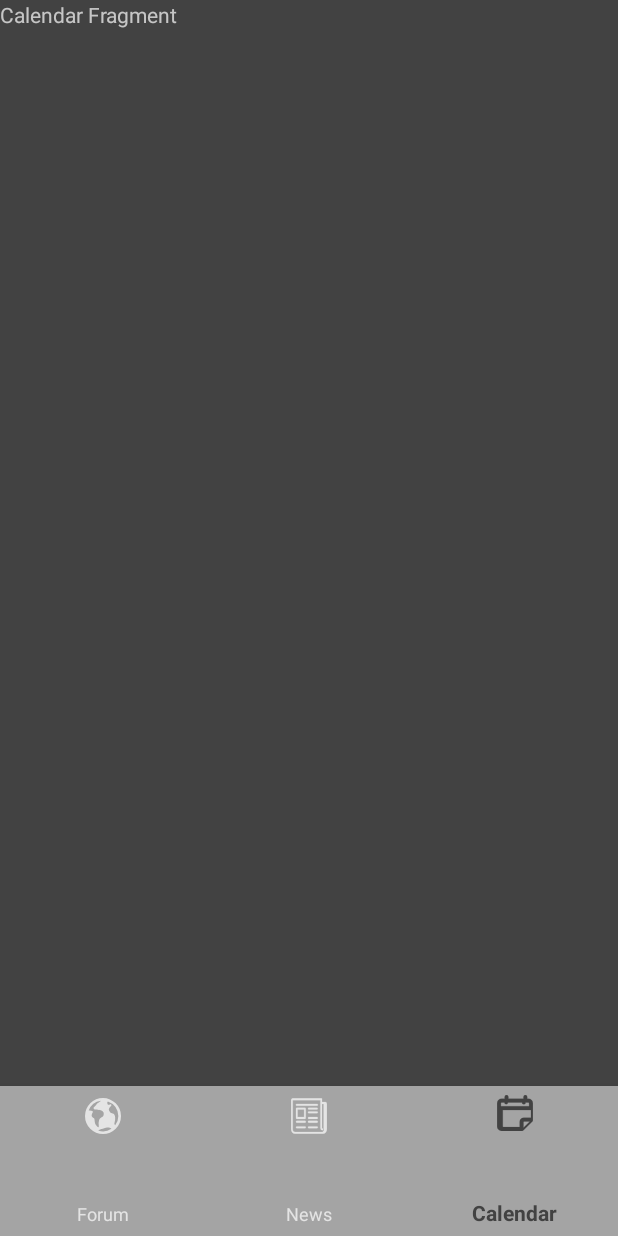
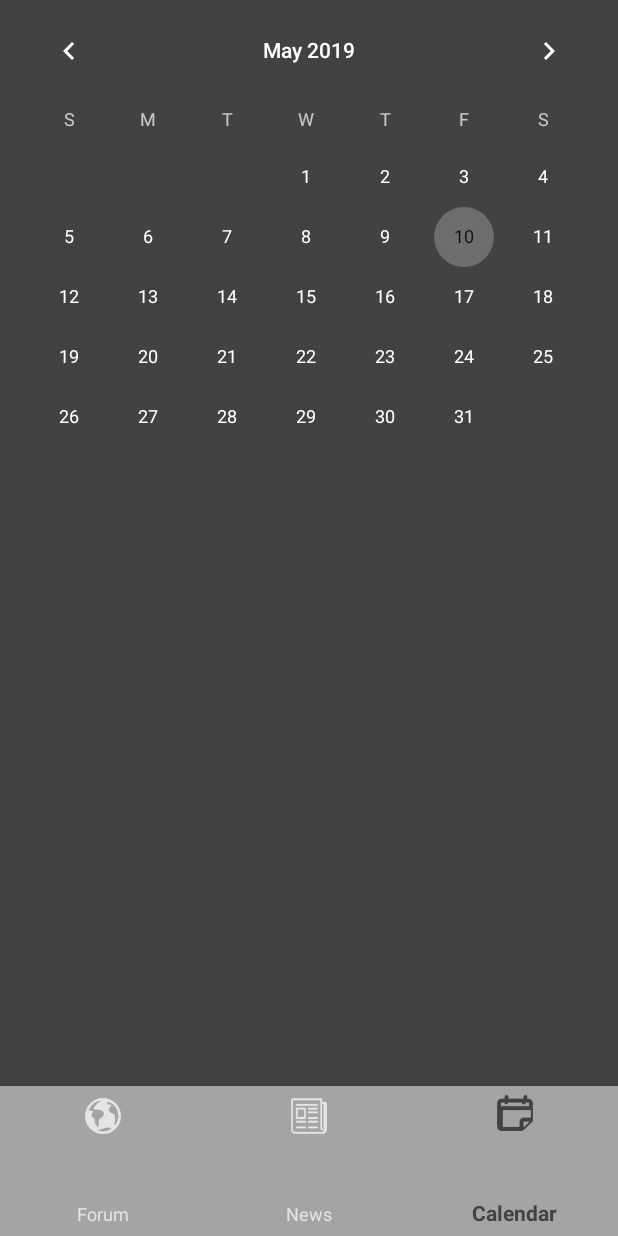
Before and after one commit to Floatjitsu/S-APP, an Android app: the screen it shows after launch once a user with an empty profile is signed in (MainActivity), item 3 of the bottom bar chosen, on a phone screen of 412 x 824 dp. Run offline under Robolectric (Android 15) with nearby library versions, the phone set to English and light mode, and no system bars; our stand-ins replace Firebase (no records; nobody signed in at launch, a user with empty details on screens opened directly).

Commit message:
added calendar view

```diff
--- a/app/src/main/res/layout/fragment_calendar.xml
+++ b/app/src/main/res/layout/fragment_calendar.xml
@@ -4,12 +4,18 @@
     android:layout_height="match_parent"
     xmlns:app="http://schemas.android.com/apk/res-auto"
     android:background="@color/colorPrimary">
-
+<!--
     <TextView
         android:layout_width="wrap_content"
         android:layout_height="wrap_content"
         app:layout_constraintTop_toTopOf="parent"
         app:layout_constraintLeft_toLeftOf="parent"
-        android:text="Calendar Fragment"/>
+        android:text="Calendar Fragment"/> -->
+    <CalendarView
+        android:id="@+id/calendarView"
+        android:layout_width="match_parent"
+        android:layout_height="wrap_content"
+        app:layout_constraintTop_toTopOf="parent"
+        app:layout_constraintLeft_toLeftOf="parent" />
 
 </android.support.constraint.ConstraintLayout>
```
